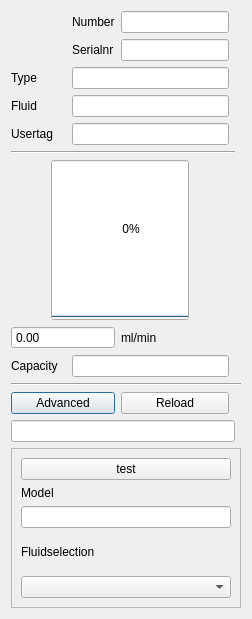
This is ui/flowchannel_meter.ui in ArJKloek/FlowControl as Qt 5 draws it before an edit. The edited form follows.
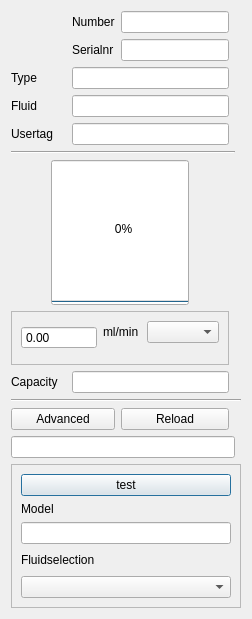
This is the edited form.

Commit message:
Refactor flowchannel_meter UI and add Advanced
Reorganize the flowchannel_meter.ui layout: introduce an advancedFrame grouping advanced controls, add an "Advanced" button (btnAdvanced) and reposition the Reload button (pb_reload). Move and rename several widgets (le_number, le_serial, le_type, le_fluid, le_capacity, le_usertag, lb_icon, lb_serialnr/lb_ID) and adjust readOnly/enabled properties. Add a QDoubleSpinBox (ds_measure_flow) and other layout tweaks to improve grouping and presentation of device info and controls.

The edit to the form file:
```diff
--- a/ui/flowchannel_meter.ui
+++ b/ui/flowchannel_meter.ui
@@ -20,30 +20,142 @@
    <string>FlowChannel</string>
   </property>
   <layout class="QGridLayout" name="gridLayout" columnstretch="0,0,0,0,0">
-   <item row="13" column="1" colspan="2">
-    <widget class="QLineEdit" name="le_capacity">
+   <item row="18" column="0" colspan="5">
+    <widget class="QFrame" name="advancedFrame">
+     <property name="enabled">
+      <bool>true</bool>
+     </property>
+     <property name="sizePolicy">
+      <sizepolicy hsizetype="Expanding" vsizetype="Expanding">
+       <horstretch>0</horstretch>
+       <verstretch>0</verstretch>
+      </sizepolicy>
+     </property>
+     <property name="frameShape">
+      <enum>QFrame::StyledPanel</enum>
+     </property>
+     <property name="frameShadow">
+      <enum>QFrame::Raised</enum>
+     </property>
+     <layout class="QGridLayout" name="gridLayout_5">
+      <item row="6" column="0">
+       <widget class="QComboBox" name="cb_fluids"/>
+      </item>
+      <item row="5" column="0">
+       <widget class="QLabel" name="label_2">
+        <property name="text">
+         <string>Fluidselection</string>
+        </property>
+       </widget>
+      </item>
+      <item row="2" column="0">
+       <layout class="QGridLayout" name="gridLayout_3">
+        <item row="0" column="0">
+         <widget class="QLabel" name="label_3">
+          <property name="text">
+           <string>Model</string>
+          </property>
+         </widget>
+        </item>
+        <item row="2" column="0" colspan="2">
+         <widget class="QLineEdit" name="le_model"/>
+        </item>
+       </layout>
+      </item>
+      <item row="0" column="0">
+       <widget class="QPushButton" name="pb_test">
+        <property name="text">
+         <string>test</string>
+        </property>
+       </widget>
+      </item>
+     </layout>
+    </widget>
+   </item>
+   <item row="17" column="0" colspan="4">
+    <widget class="QLineEdit" name="le_status">
      <property name="readOnly">
       <bool>true</bool>
      </property>
     </widget>
    </item>
-   <item row="10" column="0" colspan="2">
-    <widget class="QDoubleSpinBox" name="ds_measure_flow">
+   <item row="0" column="0" rowspan="2">
+    <widget class="QLabel" name="lb_icon">
+     <property name="sizePolicy">
+      <sizepolicy hsizetype="Expanding" vsizetype="Expanding">
+       <horstretch>0</horstretch>
+       <verstretch>0</verstretch>
+      </sizepolicy>
+     </property>
+     <property name="minimumSize">
+      <size>
+       <width>50</width>
+       <height>0</height>
+      </size>
+     </property>
+     <property name="text">
+      <string/>
+     </property>
+    </widget>
+   </item>
+   <item row="3" column="1" colspan="2">
+    <widget class="QLineEdit" name="le_fluid">
      <property name="enabled">
       <bool>true</bool>
      </property>
      <property name="readOnly">
       <bool>true</bool>
      </property>
-     <property name="buttonSymbols">
-      <enum>QAbstractSpinBox::NoButtons</enum>
+    </widget>
+   </item>
+   <item row="2" column="1" colspan="2">
+    <widget class="QLineEdit" name="le_type">
+     <property name="enabled">
+      <bool>true</bool>
      </property>
+     <property name="readOnly">
+      <bool>true</bool>
+     </property>
     </widget>
    </item>
-   <item row="1" column="1">
-    <widget class="QLabel" name="lb_serialnr">
+   <item row="2" column="0">
+    <widget class="QLabel" name="lb_ID">
      <property name="text">
-      <string>Serialnr</string>
+      <string>Type</string>
+     </property>
+    </widget>
+   </item>
+   <item row="14" column="0">
+    <widget class="QLabel" name="lb_capacity">
+     <property name="text">
+      <string>Capacity</string>
+     </property>
+    </widget>
+   </item>
+   <item row="0" column="2">
+    <widget class="QLineEdit" name="le_number"/>
+   </item>
+   <item row="1" column="2">
+    <widget class="QLineEdit" name="le_serial">
+     <property name="enabled">
+      <bool>true</bool>
+     </property>
+     <property name="readOnly">
+      <bool>true</bool>
+     </property>
+    </widget>
+   </item>
+   <item row="3" column="0">
+    <widget class="QLabel" name="lb_fluid">
+     <property name="text">
+      <string>Fluid</string>
+     </property>
+    </widget>
+   </item>
+   <item row="7" column="0" colspan="4">
+    <widget class="Line" name="line">
+     <property name="orientation">
+      <enum>Qt::Horizontal</enum>
      </property>
     </widget>
    </item>
@@ -54,23 +166,6 @@
      </property>
     </widget>
    </item>
-   <item row="4" column="1" colspan="2">
-    <widget class="QLineEdit" name="le_usertag">
-     <property name="enabled">
-      <bool>true</bool>
-     </property>
-     <property name="readOnly">
-      <bool>false</bool>
-     </property>
-    </widget>
-   </item>
-   <item row="7" column="0" colspan="4">
-    <widget class="Line" name="line">
-     <property name="orientation">
-      <enum>Qt::Horizontal</enum>
-     </property>
-    </widget>
-   </item>
    <item row="4" column="0">
     <widget class="QLabel" name="lb_usertag">
      <property name="text">
@@ -78,6 +173,30 @@
      </property>
     </widget>
    </item>
+   <item row="4" column="1" colspan="2">
+    <widget class="QLineEdit" name="le_usertag">
+     <property name="enabled">
+      <bool>true</bool>
+     </property>
+     <property name="readOnly">
+      <bool>false</bool>
+     </property>
+    </widget>
+   </item>
+   <item row="16" column="0" colspan="2">
+    <widget class="QPushButton" name="btnAdvanced">
+     <property name="text">
+      <string>Advanced</string>
+     </property>
+    </widget>
+   </item>
+   <item row="15" column="0" colspan="5">
+    <widget class="Line" name="line_2">
+     <property name="orientation">
+      <enum>Qt::Horizontal</enum>
+     </property>
+    </widget>
+   </item>
    <item row="9" column="0" colspan="3">
     <layout class="QGridLayout" name="gridLayout_2">
      <item row="0" column="1">
@@ -130,166 +249,62 @@
      </item>
     </layout>
    </item>
-   <item row="14" column="0" colspan="5">
-    <widget class="Line" name="line_2">
-     <property name="orientation">
-      <enum>Qt::Horizontal</enum>
-     </property>
-    </widget>
-   </item>
-   <item row="15" column="0" colspan="2">
-    <widget class="QPushButton" name="btnAdvanced">
-     <property name="text">
-      <string>Advanced</string>
-     </property>
-    </widget>
-   </item>
-   <item row="15" column="2">
+   <item row="16" column="2">
     <widget class="QPushButton" name="pb_reload">
      <property name="text">
       <string>Reload</string>
      </property>
     </widget>
    </item>
-   <item row="13" column="0">
-    <widget class="QLabel" name="lb_capacity">
-     <property name="text">
-      <string>Capacity</string>
-     </property>
-    </widget>
-   </item>
-   <item row="0" column="2">
-    <widget class="QLineEdit" name="le_number"/>
-   </item>
-   <item row="3" column="0">
-    <widget class="QLabel" name="lb_fluid">
-     <property name="text">
-      <string>Fluid</string>
-     </property>
-    </widget>
-   </item>
-   <item row="1" column="2">
-    <widget class="QLineEdit" name="le_serial">
-     <property name="enabled">
-      <bool>true</bool>
-     </property>
+   <item row="14" column="1" colspan="2">
+    <widget class="QLineEdit" name="le_capacity">
      <property name="readOnly">
       <bool>true</bool>
      </property>
     </widget>
    </item>
-   <item row="2" column="0">
-    <widget class="QLabel" name="lb_ID">
+   <item row="1" column="1">
+    <widget class="QLabel" name="lb_serialnr">
      <property name="text">
-      <string>Type</string>
+      <string>Serialnr</string>
      </property>
     </widget>
    </item>
-   <item row="10" column="2">
-    <widget class="QLabel" name="lb_unit">
-     <property name="text">
-      <string>ml/min</string>
-     </property>
-    </widget>
-   </item>
-   <item row="2" column="1" colspan="2">
-    <widget class="QLineEdit" name="le_type">
-     <property name="enabled">
-      <bool>true</bool>
-     </property>
-     <property name="readOnly">
-      <bool>true</bool>
-     </property>
-    </widget>
-   </item>
-   <item row="3" column="1" colspan="2">
-    <widget class="QLineEdit" name="le_fluid">
-     <property name="enabled">
-      <bool>true</bool>
-     </property>
-     <property name="readOnly">
-      <bool>true</bool>
-     </property>
-    </widget>
-   </item>
-   <item row="0" column="0" rowspan="2">
-    <widget class="QLabel" name="lb_icon">
-     <property name="sizePolicy">
-      <sizepolicy hsizetype="Expanding" vsizetype="Expanding">
-       <horstretch>0</horstretch>
-       <verstretch>0</verstretch>
-      </sizepolicy>
-     </property>
-     <property name="minimumSize">
-      <size>
-       <width>50</width>
-       <height>0</height>
-      </size>
-     </property>
-     <property name="text">
-      <string/>
-     </property>
-    </widget>
-   </item>
-   <item row="17" column="0" colspan="5">
-    <widget class="QFrame" name="advancedFrame">
-     <property name="enabled">
-      <bool>true</bool>
-     </property>
-     <property name="sizePolicy">
-      <sizepolicy hsizetype="Expanding" vsizetype="Expanding">
-       <horstretch>0</horstretch>
-       <verstretch>0</verstretch>
-      </sizepolicy>
-     </property>
+   <item row="10" column="0" colspan="3">
+    <widget class="QFrame" name="frame">
      <property name="frameShape">
       <enum>QFrame::StyledPanel</enum>
      </property>
      <property name="frameShadow">
       <enum>QFrame::Raised</enum>
      </property>
-     <layout class="QGridLayout" name="gridLayout_5">
-      <item row="6" column="0">
-       <widget class="QComboBox" name="cb_fluids"/>
+     <layout class="QGridLayout" name="gridLayout_7">
+      <item row="0" column="3">
+       <widget class="QComboBox" name="comboBox"/>
       </item>
-      <item row="5" column="0">
-       <widget class="QLabel" name="label_2">
-        <property name="text">
-         <string>Fluidselection</string>
+      <item row="0" column="0" rowspan="3" colspan="2">
+       <widget class="QDoubleSpinBox" name="ds_measure_flow">
+        <property name="enabled">
+         <bool>true</bool>
+        </property>
+        <property name="readOnly">
+         <bool>true</bool>
+        </property>
+        <property name="buttonSymbols">
+         <enum>QAbstractSpinBox::NoButtons</enum>
         </property>
        </widget>
       </item>
-      <item row="2" column="0">
-       <layout class="QGridLayout" name="gridLayout_3">
-        <item row="0" column="0">
-         <widget class="QLabel" name="label_3">
-          <property name="text">
-           <string>Model</string>
-          </property>
-         </widget>
-        </item>
-        <item row="2" column="0" colspan="2">
-         <widget class="QLineEdit" name="le_model"/>
-        </item>
-       </layout>
-      </item>
-      <item row="0" column="0">
-       <widget class="QPushButton" name="pb_test">
+      <item row="0" column="2">
+       <widget class="QLabel" name="lb_unit">
         <property name="text">
-         <string>test</string>
+         <string>ml/min</string>
         </property>
        </widget>
       </item>
      </layout>
     </widget>
    </item>
-   <item row="16" column="0" colspan="4">
-    <widget class="QLineEdit" name="le_status">
-     <property name="readOnly">
-      <bool>true</bool>
-     </property>
-    </widget>
-   </item>
   </layout>
  </widget>
  <resources/>
```
